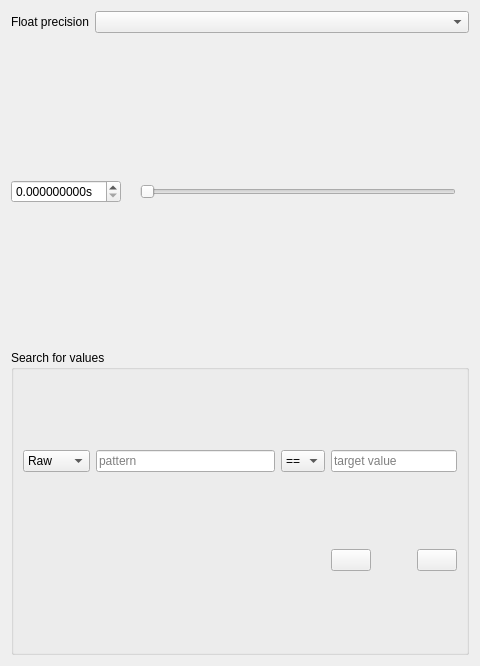
Old version of the form src/asammdf/gui/ui/numeric_offline.ui in the repository danielhrisca/asammdf.
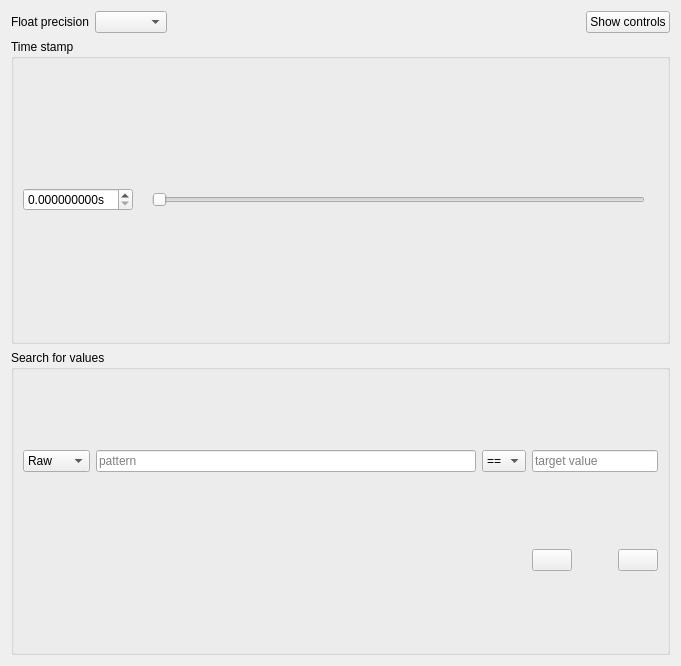
New version of the form. Icons and pictures are not drawn.

Commit message: toggle numeric controls

Patch:
```diff
--- a/src/asammdf/gui/ui/numeric_offline.ui
+++ b/src/asammdf/gui/ui/numeric_offline.ui
@@ -6,16 +6,27 @@
    <rect>
     <x>0</x>
     <y>0</y>
-    <width>480</width>
+    <width>681</width>
     <height>666</height>
    </rect>
   </property>
   <property name="windowTitle">
    <string>Form</string>
   </property>
-  <layout class="QVBoxLayout" name="verticalLayout" stretch="0,0,0">
+  <layout class="QVBoxLayout" name="main_layout">
    <item>
-    <layout class="QGridLayout" name="gridLayout_2" columnstretch="0,1">
+    <layout class="QGridLayout" name="gridLayout_2" columnstretch="0,0,1,0">
+     <item row="0" column="3">
+      <widget class="QPushButton" name="toggle_controls_btn">
+       <property name="text">
+        <string>Show controls</string>
+       </property>
+       <property name="icon">
+        <iconset resource="resource.qrc">
+         <normaloff>:/down.png</normaloff>:/down.png</iconset>
+       </property>
+      </widget>
+     </item>
      <item row="0" column="0">
       <widget class="QLabel" name="label_5">
        <property name="text">
@@ -26,8 +37,27 @@
      <item row="0" column="1">
       <widget class="QComboBox" name="float_precision"/>
      </item>
+     <item row="0" column="2">
+      <spacer name="horizontalSpacer">
+       <property name="orientation">
+        <enum>Qt::Horizontal</enum>
+       </property>
+       <property name="sizeHint" stdset="0">
+        <size>
+         <width>40</width>
+         <height>20</height>
+        </size>
+       </property>
+      </spacer>
+     </item>
     </layout>
    </item>
+   <item>
+    <widget class="QGroupBox" name="time_group">
+     <property name="title">
+      <string>Time stamp</string>
+     </property>
+     <layout class="QHBoxLayout" name="horizontalLayout_2">
    <item>
     <layout class="QHBoxLayout" name="horizontalLayout" stretch="0,0,1,0">
      <item>
@@ -81,6 +111,9 @@
      </item>
     </layout>
    </item>
+     </layout>
+    </widget>
+   </item>
    <item>
     <widget class="QGroupBox" name="groupBox">
      <property name="title">
```
Left out of the diff: 2 changed lines with no effect on the pictures. Lines whose indentation alone changed are shown as unchanged. The commit also changes 2 other files.
